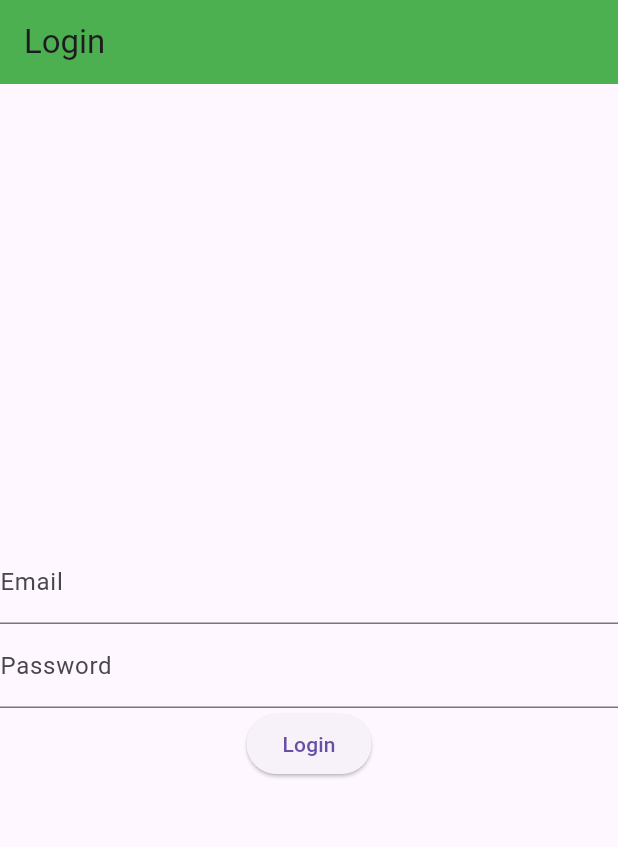
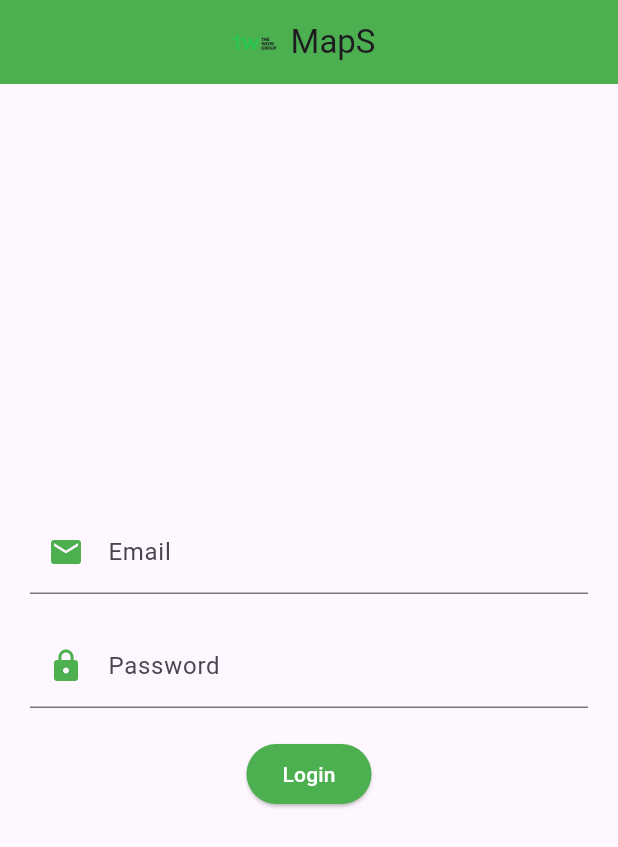
Before and after one commit to sheyls/MapS-flutter, a Flutter app: the screen it shows after launch, on a phone screen of 412 x 824 dp. Shown: the top 847 px of the screen. Run offline on Flutter 3.47's test engine with Material 3 defaults, Android fonts, the phone set to English and light mode, and no system bars; our stand-ins replace geolocator, google_maps_flutter.

Commit message:
Update login screen and clean code

```diff
--- a/lib/views/login_screen.dart
+++ b/lib/views/login_screen.dart
@@ -1,6 +1,8 @@
 import 'package:flutter/material.dart';
 import 'package:http/http.dart' as http;
 import 'dart:convert';
+import 'package:MapS/views/secrets.dart';
+
 
 class LoginScreen extends StatefulWidget {
   @override
@@ -12,7 +14,7 @@ class _LoginScreenState extends State<LoginScreen> {
   final TextEditingController _passwordController = TextEditingController();
 
   Future<void> _handleLogin() async {
-    final url = Uri.parse('http://192.168.33.8:8001/api/login');
+    final url = Uri.parse('${BaseUrl.URL}/api/login');
 
     try {
       final response = await http.post(
@@ -45,29 +47,51 @@ class _LoginScreenState extends State<LoginScreen> {
     }
   }
 
-  @override
+ @override
   Widget build(BuildContext context) {
-    // El resto del código de tu widget no cambia
     return Scaffold(
       appBar: AppBar(
-        backgroundColor: Colors.green,
-        title: Text('Login'),
+        backgroundColor: Colors.green,  // AppBar color
+        title: Row(
+          mainAxisAlignment: MainAxisAlignment.center,
+          children: <Widget>[
+            Image.asset(
+              'assets/images/logo.png',
+              fit: BoxFit.contain,
+              height: 32,
+            ),
+            Container(padding: const EdgeInsets.all(8.0), child: Text('MapS')),
+          ],
+        ),
       ),
-      body: Center(
+      body: Container(
+        padding: EdgeInsets.all(20.0),
         child: Column(
           mainAxisAlignment: MainAxisAlignment.center,
-          children: <Widget>[
+          children: [
             TextField(
               controller: _emailController,
-              decoration: InputDecoration(labelText: 'Email'),
+              decoration: InputDecoration(
+                labelText: 'Email',
+                prefixIcon: Icon(Icons.email, color: Colors.green),
+              ),
             ),
+            SizedBox(height: 20.0),
             TextField(
               controller: _passwordController,
+              decoration: InputDecoration(
+                labelText: 'Password',
+                prefixIcon: Icon(Icons.lock, color: Colors.green),
+              ),
               obscureText: true,
-              decoration: InputDecoration(labelText: 'Password'),
             ),
+            SizedBox(height: 20.0),
             ElevatedButton(
               onPressed: _handleLogin,
+              style: ElevatedButton.styleFrom(
+              backgroundColor: Colors.green,
+              foregroundColor: Colors.white
+            ),
               child: Text('Login'),
             ),
           ],
--- a/lib/views/secrets.dart
+++ b/lib/views/secrets.dart
@@ -1,4 +1,8 @@
 class Secrets {
-  // Add your Google Maps API Key here
   static const API_KEY = "AIzaSyBXzgiA94YlOsq4n-gPtpidow8P8ztP2zk";
 }
+
+class BaseUrl{
+  // My local adress
+  static const URL = "http://192.168.33.8:8001";
+}
```
Also changed, not shown: lib/views/map_screen.dart (+47 -2 lines).
